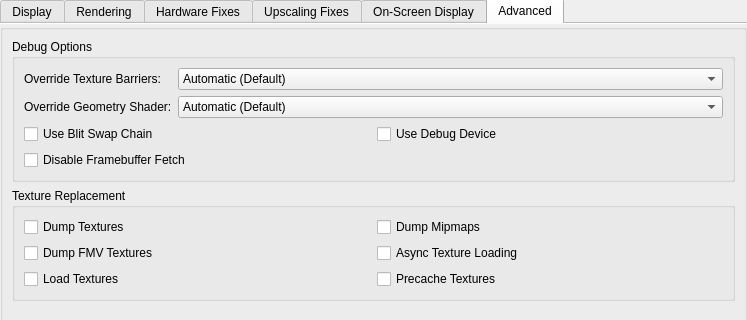
The window that pcsx2-qt/Settings/GraphicsSettingsWidget.ui (Ps2lover/pcsx2) describes before a commit, drawn with Qt 5; both pictures show x 0 to 747 and y 99 to 419 of the 747 by 890 pixel window.
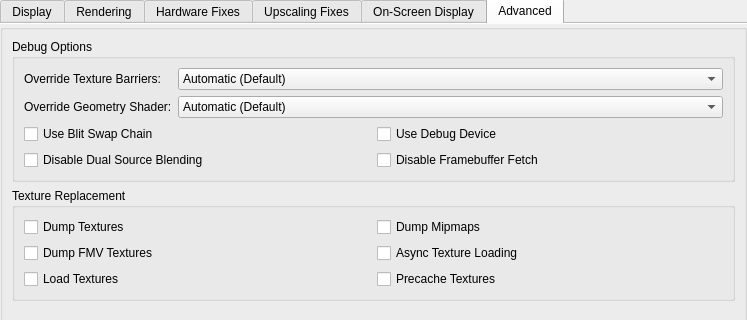
The same window after the commit. The open tabs and pages were chosen to show the change.

Commit message: GS: Draw alpha pass when dual source blend is missing

Diff of the .ui file:
```diff
--- a/pcsx2-qt/Settings/GraphicsSettingsWidget.ui
+++ b/pcsx2-qt/Settings/GraphicsSettingsWidget.ui
@@ -1010,6 +1010,13 @@
              </widget>
             </item>
             <item row="1" column="0">
+             <widget class="QCheckBox" name="disableDualSource">
+              <property name="text">
+               <string>Disable Dual Source Blending</string>
+              </property>
+             </widget>
+            </item>
+            <item row="1" column="1">
              <widget class="QCheckBox" name="disableFramebufferFetch">
               <property name="text">
                <string>Disable Framebuffer Fetch</string>
```
The commit also changes 20 other files.
